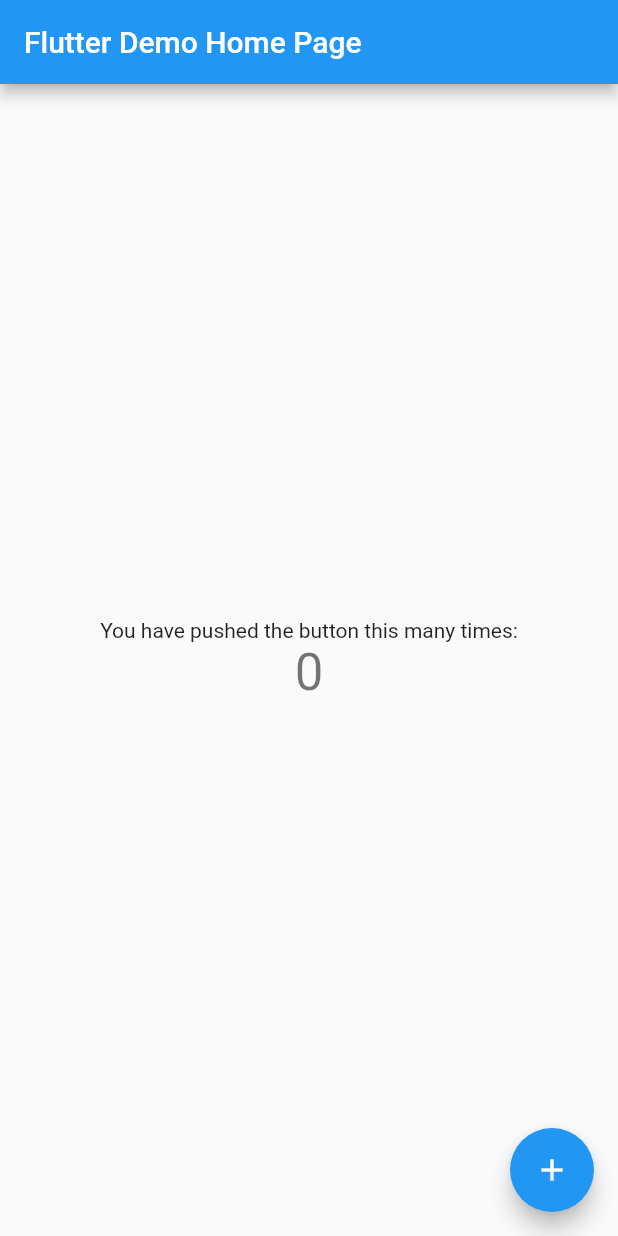
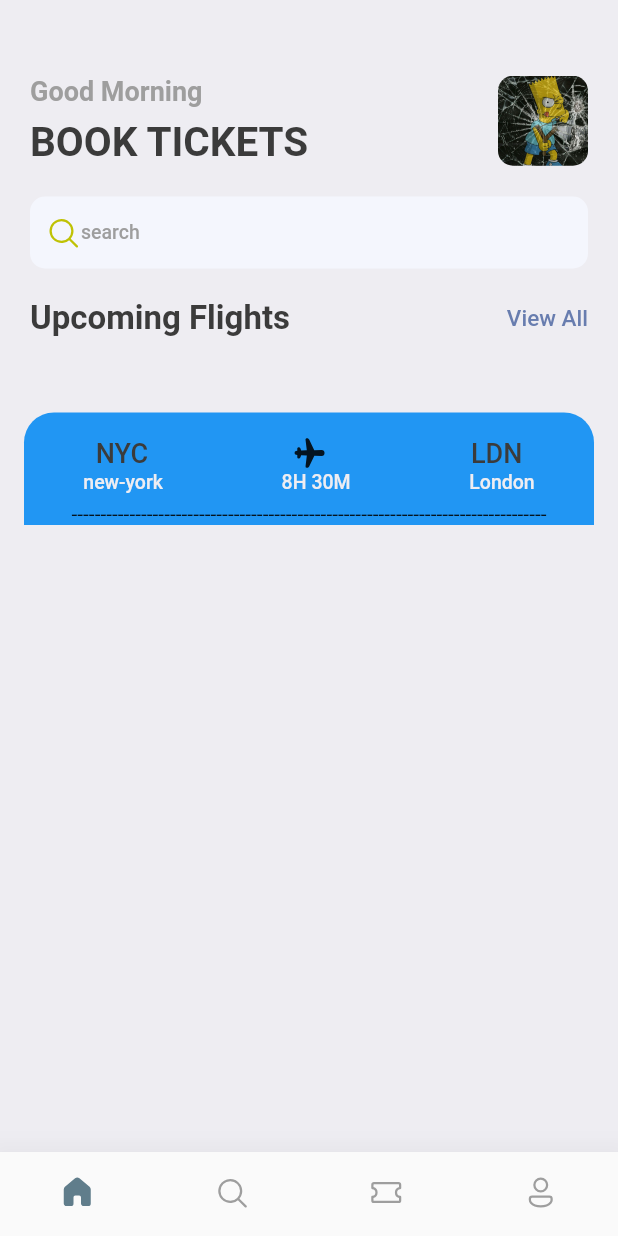
Before and after one commit to divinedanny/ticket_booking_system, a Flutter app: the screen it shows after launch, on a phone screen of 412 x 824 dp. Run offline on Flutter 3.47's test engine with Material 2 defaults, Android fonts, the phone set to English and light mode, and no system bars; our stand-ins replace fluentui_icons.

Commit message:
second_commit

```diff
--- a/ticket_booking_system/lib/main.dart
+++ b/ticket_booking_system/lib/main.dart
@@ -1,4 +1,6 @@
 import 'package:flutter/material.dart';
+import 'package:ticket_booking_system/screens/buttom_bar.dart';
+import 'package:ticket_booking_system/utils/app_style.dart';
 
 void main() {
   runApp(const MyApp());
@@ -11,105 +13,12 @@ class MyApp extends StatelessWidget {
   @override
   Widget build(BuildContext context) {
     return MaterialApp(
+      debugShowCheckedModeBanner: false,
       title: 'Flutter Demo',
       theme: ThemeData(
-        // This is the theme of your application.
-        //
-        // Try running your application with "flutter run". You'll see the
-        // application has a blue toolbar. Then, without quitting the app, try
-        // changing the primarySwatch below to Colors.green and then invoke
-        // "hot reload" (press "r" in the console where you ran "flutter run",
-        // or simply save your changes to "hot reload" in a Flutter IDE).
-        // Notice that the counter didn't reset back to zero; the application
-        // is not restarted.
-        primarySwatch: Colors.blue,
+        primaryColor: primary ,
       ),
-      home: const MyHomePage(title: 'Flutter Demo Home Page'),
+      home: const ButtomBar(),
     );
   }
 }
-
-class MyHomePage extends StatefulWidget {
-  const MyHomePage({super.key, required this.title});
-
-  // This widget is the home page of your application. It is stateful, meaning
-  // that it has a State object (defined below) that contains fields that affect
-  // how it looks.
-
-  // This class is the configuration for the state. It holds the values (in this
-  // case the title) provided by the parent (in this case the App widget) and
-  // used by the build method of the State. Fields in a Widget subclass are
-  // always marked "final".
-
-  final String title;
-
-  @override
-  State<MyHomePage> createState() => _MyHomePageState();
-}
-
-class _MyHomePageState extends State<MyHomePage> {
-  int _counter = 0;
-
-  void _incrementCounter() {
-    setState(() {
-      // This call to setState tells the Flutter framework that something has
-      // changed in this State, which causes it to rerun the build method below
-      // so that the display can reflect the updated values. If we changed
-      // _counter without calling setState(), then the build method would not be
-      // called again, and so nothing would appear to happen.
-      _counter++;
-    });
-  }
-
-  @override
-  Widget build(BuildContext context) {
-    // This method is rerun every time setState is called, for instance as done
-    // by the _incrementCounter method above.
-    //
-    // The Flutter framework has been optimized to make rerunning build methods
-    // fast, so that you can just rebuild anything that needs updating rather
-    // than having to individually change instances of widgets.
-    return Scaffold(
-      appBar: AppBar(
-        // Here we take the value from the MyHomePage object that was created by
-        // the App.build method, and use it to set our appbar title.
-        title: Text(widget.title),
-      ),
-      body: Center(
-        // Center is a layout widget. It takes a single child and positions it
-        // in the middle of the parent.
-        child: Column(
-          // Column is also a layout widget. It takes a list of children and
-          // arranges them vertically. By default, it sizes itself to fit its
-          // children horizontally, and tries to be as tall as its parent.
-          //
-          // Invoke "debug painting" (press "p" in the console, choose the
-          // "Toggle Debug Paint" action from the Flutter Inspector in Android
-          // Studio, or the "Toggle Debug Paint" command in Visual Studio Code)
-          // to see the wireframe for each widget.
-          //
-          // Column has various properties to control how it sizes itself and
-          // how it positions its children. Here we use mainAxisAlignment to
-          // center the children vertically; the main axis here is the vertical
-          // axis because Columns are vertical (the cross axis would be
-          // horizontal).
-          mainAxisAlignment: MainAxisAlignment.center,
-          children: <Widget>[
-            const Text(
-              'You have pushed the button this many times:',
-            ),
-            Text(
-              '$_counter',
-              style: Theme.of(context).textTheme.headline4,
-            ),
-          ],
-        ),
-      ),
-      floatingActionButton: FloatingActionButton(
-        onPressed: _incrementCounter,
-        tooltip: 'Increment',
-        child: const Icon(Icons.add),
-      ), // This trailing comma makes auto-formatting nicer for build methods.
-    );
-  }
-}
--- /dev/null
+++ b/ticket_booking_system/lib/screens/buttom_bar.dart
@@ -0,0 +1,63 @@
+import 'package:flutter/material.dart';
+import 'package:fluentui_icons/fluentui_icons.dart';
+import 'package:ticket_booking_system/screens/home_screen.dart';
+
+class ButtomBar extends StatefulWidget {
+  const ButtomBar({super.key});
+
+  @override
+  State<ButtomBar> createState() => _ButtomBarState();
+}
+
+class _ButtomBarState extends State<ButtomBar> {
+  int _selectedindex = 0;
+  static final List<Widget> _widgetOption = <Widget>[
+    const HomeScreen(),
+    const Text("Search"),
+    const Text("Ticket"),
+    const Text("Profile")
+  ];
+
+  void _onItemTapped(int index) {
+    setState(() {
+      _selectedindex = index;
+    });
+  }
+
+  @override
+  Widget build(BuildContext context) {
+    return Scaffold(
+      body: Center(
+        child: _widgetOption[_selectedindex],
+      ),
+      bottomNavigationBar: BottomNavigationBar(
+        elevation: 20,
+        showUnselectedLabels: false,
+        selectedItemColor: Colors.blueGrey,
+        unselectedItemColor: Colors.grey,
+        items: const [
+          BottomNavigationBarItem(
+              icon: Icon(FluentSystemIcons.ic_fluent_home_regular),
+              activeIcon: Icon(FluentSystemIcons.ic_fluent_home_filled),
+              label: "Home"),
+          BottomNavigationBarItem(
+              icon: Icon(FluentSystemIcons.ic_fluent_search_regular),
+              activeIcon: Icon(FluentSystemIcons.ic_fluent_search_filled),
+              label: "Search"),
+          BottomNavigationBarItem(
+              icon: Icon(FluentSystemIcons.ic_fluent_ticket_regular),
+              activeIcon: Icon(FluentSystemIcons.ic_fluent_ticket_filled),
+              label: "Ticket"),
+          BottomNavigationBarItem(
+              icon: Icon(FluentSystemIcons.ic_fluent_person_regular),
+              activeIcon: Icon(FluentSystemIcons.ic_fluent_person_filled),
+              label: "Profile"),
+        ],
+        onTap: _onItemTapped,
+        currentIndex: _selectedindex,
+        showSelectedLabels: false,
+        type: BottomNavigationBarType.fixed,
+      ),
+    );
+  }
+}
--- /dev/null
+++ b/ticket_booking_system/lib/screens/home_screen.dart
@@ -0,0 +1,102 @@
+import 'package:fluentui_icons/fluentui_icons.dart';
+import 'package:flutter/material.dart';
+import 'package:ticket_booking_system/screens/ticket_view.dart';
+import 'package:ticket_booking_system/utils/app_style.dart';
+
+class HomeScreen extends StatelessWidget {
+  const HomeScreen({super.key});
+
+  @override
+  Widget build(BuildContext context) {
+    return Scaffold(
+      backgroundColor: Styles.bgColor,
+      body: ListView(
+        children: [
+          Container(
+            padding: const EdgeInsets.symmetric(horizontal: 20, vertical: 50),
+            child: Column(children: [
+              Row(
+                mainAxisAlignment: MainAxisAlignment.spaceBetween,
+                children: [
+                  Column(
+                    crossAxisAlignment: CrossAxisAlignment.start,
+                    children: [
+                      Text(
+                        "Good Morning",
+                        style: Styles.headLineStyle3G,
+                      ),
+                      const SizedBox(
+                        height: 8,
+                      ),
+                      Text(
+                        "BOOK TICKETS",
+                        style: Styles.headLineStyle1,
+                      )
+                    ],
+                  ),
+                  Container(
+                    height: 60,
+                    width: 60,
+                    decoration: BoxDecoration(
+                      borderRadius: BorderRadius.circular(10),
+                      image: const DecorationImage(
+                        fit: BoxFit.cover,
+                        image: AssetImage("images/img_1.jpg"),
+                      ),
+                    ),
+                  ),
+                ],
+              ),
+              const SizedBox(
+                height: 20,
+              ),
+              Container(
+                decoration: BoxDecoration(
+                  borderRadius: BorderRadius.circular(10),
+                  color: Styles.searchBarColor,
+                ),
+                padding:
+                    const EdgeInsets.symmetric(horizontal: 10, vertical: 12),
+                child: Row(
+                  children: [
+                    Icon(
+                      FluentSystemIcons.ic_fluent_search_regular,
+                      color: Styles.searchIconColor,
+                    ),
+                    Text(
+                      "search",
+                      style: Styles.headLineStyle4,
+                    )
+                  ],
+                ),
+              ),
+              const SizedBox(
+                height: 20,
+              ),
+              Row(
+                mainAxisAlignment: MainAxisAlignment.spaceBetween,
+                children: [
+                  Text(
+                    "Upcoming Flights",
+                    style: Styles.headLineStyle2,
+                  ),
+                  InkWell(
+                    onTap: () {
+                      print("You are Pressed");
+                    },
+                    child: Text(
+                      "View All",
+                      style:
+                          Styles.textStyle.copyWith(color: Styles.primaryColor),
+                    ),
+                  ),
+                ],
+              ),
+            ]),
+          ),
+          const TicketView()
+        ],
+      ),
+    );
+  }
+}
--- /dev/null
+++ b/ticket_booking_system/lib/screens/ticket_view.dart
@@ -0,0 +1,72 @@
+import 'package:fluentui_icons/fluentui_icons.dart';
+import 'package:flutter/material.dart';
+import 'package:ticket_booking_system/utils/app_layout.dart';
+import 'package:ticket_booking_system/utils/app_style.dart';
+
+class TicketView extends StatelessWidget {
+  const TicketView({super.key});
+
+  @override
+  Widget build(BuildContext context) {
+    final size = AppLayout.getSize(context);
+    return SizedBox(
+      width: size.width,
+      height: size.height,
+      child: Container(
+        padding: const EdgeInsets.only(left: 16, right: 16),
+        child: Column(children: [
+          Container(
+            decoration: BoxDecoration(
+              borderRadius: const BorderRadius.only(
+                topLeft: Radius.circular(20),
+                topRight: Radius.circular(20),
+              ),
+              color: Colors.blue.shade500,
+            ),
+            child: Column(children: [
+              const SizedBox(
+                height: 15,
+              ),
+              Row(
+                mainAxisAlignment: MainAxisAlignment.spaceAround,
+                children: [
+                  Text(
+                    "NYC",
+                    style: Styles.headLineStyle3,
+                  ),
+                  Icon(FluentSystemIcons.ic_fluent_airplane_filled),
+                  Text(
+                    "LDN",
+                    style: Styles.headLineStyle3,
+                  )
+                ],
+              ),
+              Row(
+                mainAxisAlignment: MainAxisAlignment.spaceAround,
+                 children: [
+                  Text(
+                    "new-york",
+                    style: Styles.inColorText,
+                  ),
+                  Text(
+                    "8H 30M",
+                    style: Styles.inColorText,
+                  ),
+                  Text(
+                    "London",
+                    style: Styles.inColorText,
+                  )
+                ],
+              ),
+              const SizedBox(
+                height: 5,
+              ),
+              Text(
+                  "----------------------------------------------------------------------------------"),
+            ]),
+          )
+        ]),
+      ),
+    );
+  }
+}
--- /dev/null
+++ b/ticket_booking_system/lib/utils/app_layout.dart
@@ -0,0 +1,7 @@
+import 'package:flutter/material.dart';
+
+class AppLayout {
+  static getSize(BuildContext context) {
+    return MediaQuery.of(context).size;
+  }
+}
--- /dev/null
+++ b/ticket_booking_system/lib/utils/app_style.dart
@@ -0,0 +1,30 @@
+// import 'dart:js_util';
+import 'dart:ui';
+
+import 'package:flutter/material.dart';
+
+Color primary = const Color(0xFF687daf);
+
+class Styles {
+  static Color primaryColor = primary;
+  static Color textColor = const Color(0xFF3b3b3b);
+  static Color bgColor = const Color(0xFFeeedf2);
+  static Color searchIconColor = const Color(0xFFBFC205);
+  static Color searchBarColor = const Color(0xFFF4f6fd);
+  static TextStyle textStyle =
+      TextStyle(fontSize: 15, color: textColor, fontWeight: FontWeight.w500);
+  static TextStyle headLineStyle2 =
+      TextStyle(fontSize: 22, color: textColor, fontWeight: FontWeight.bold);
+  static TextStyle headLineStyle1 =
+      TextStyle(fontSize: 27, color: textColor, fontWeight: FontWeight.bold);
+  static TextStyle headLineStyle3 =
+      TextStyle(fontSize: 18, color: textColor, fontWeight: FontWeight.w500);
+  static TextStyle headLineStyle4 = TextStyle(
+      fontSize: 13, color: Colors.grey.shade500, fontWeight: FontWeight.w500);
+  static TextStyle headLineStyle3G = TextStyle(
+      fontSize: 18, color: Colors.grey.shade500, fontWeight: FontWeight.bold);
+  static TextStyle inColorText =
+      TextStyle(fontSize: 13, color: bgColor, fontWeight: FontWeight.w500);
+}
+
+class StylesDark {}
--- a/ticket_booking_system/pubspec.yaml
+++ b/ticket_booking_system/pubspec.yaml
@@ -36,6 +36,8 @@ dependencies:
   # The following adds the Cupertino Icons font to your application.
   # Use with the CupertinoIcons class for iOS style icons.
   cupertino_icons: ^1.0.2
+  fluentui_icons: ^1.0.0
+  gap: ^1.0.0
 
 dev_dependencies:
   flutter_test:
@@ -60,8 +62,8 @@ flutter:
   uses-material-design: true
 
   # To add assets to your application, add an assets section, like this:
-  # assets:
-  #   - images/a_dot_burr.jpeg
+  assets:
+    - images/
   #   - images/a_dot_ham.jpeg
 
   # An image asset can refer to one or more resolution-specific "variants", see
```
Also changed, not shown: ticket_booking_system/images/img_1.jpg (added), ticket_booking_system/images/img_2.jpg (added), ticket_booking_system/images/img_3.jpg (added), ticket_booking_system/images/img_4.jpg (added), ticket_booking_system/pubspec.lock.
